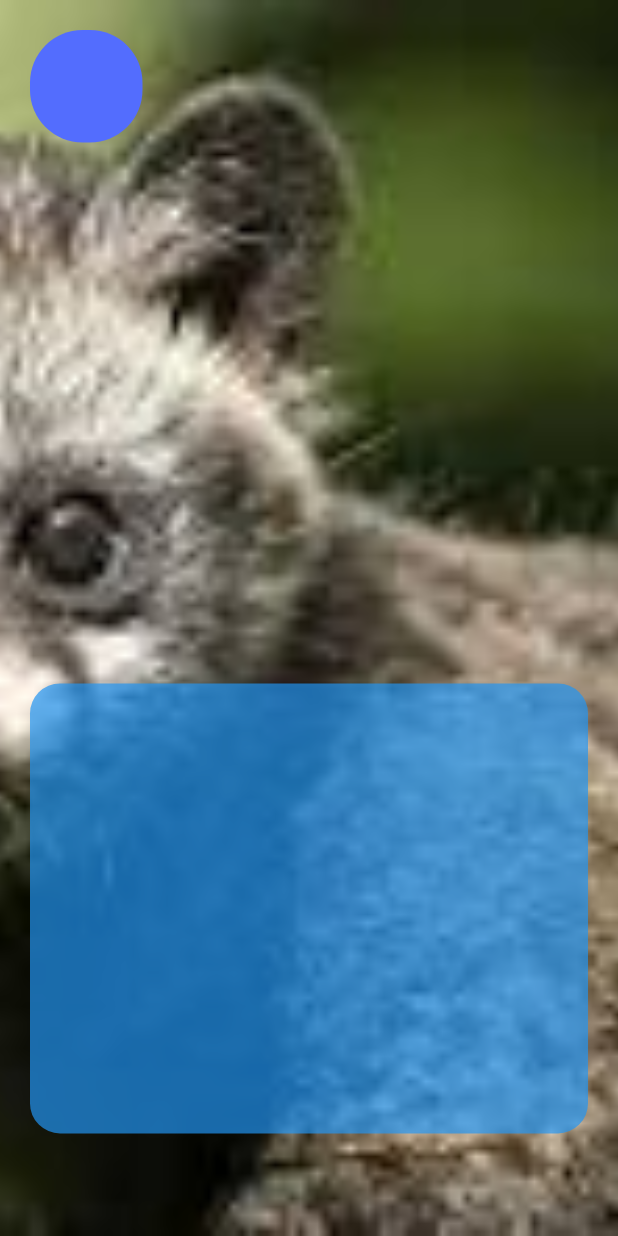
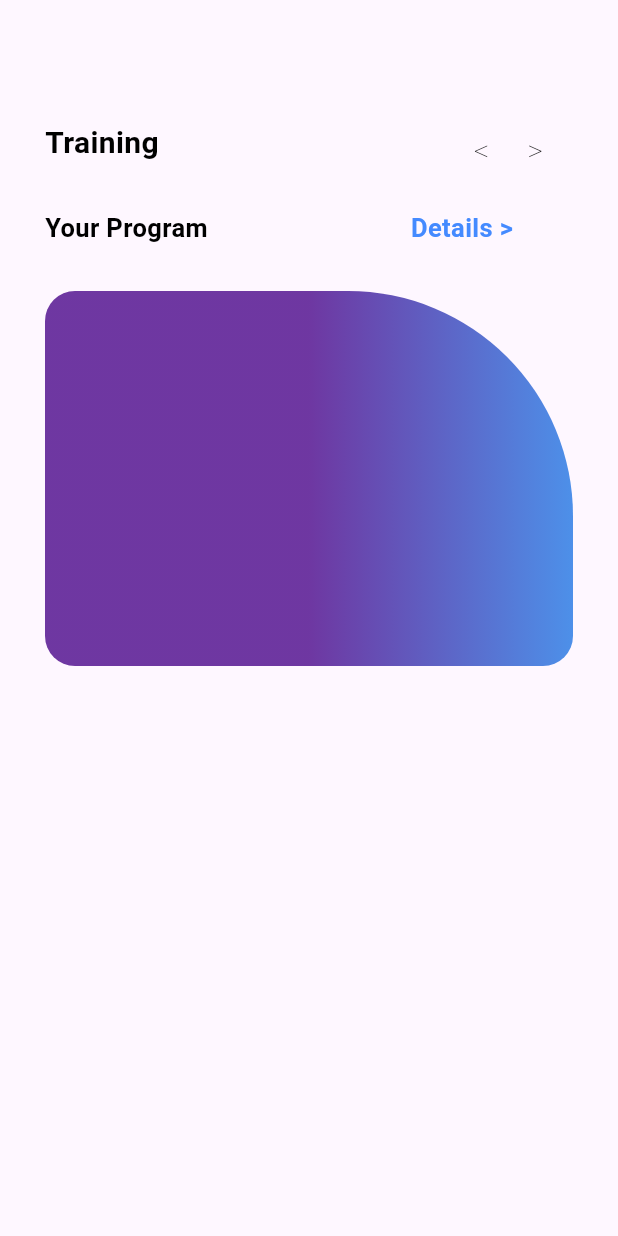
Before and after one commit to Code-mora/layout-flutter, a Flutter app: the screen it shows after launch, on a phone screen of 412 x 824 dp. Run offline on Flutter 3.47's test engine with Material 3 defaults, Android fonts, the phone set to English and light mode, and no system bars.

Commit message:
ini quiz layout

```diff
--- a/lib/main.dart
+++ b/lib/main.dart
@@ -1,5 +1,9 @@
 import 'package:flutter/material.dart';
-import 'package:project_abalabal/latihan/buatLayout2.dart';
+import 'package:project_abalabal/latihan/pages1.dart';
+import 'package:project_abalabal/latihan/pages2.dart';
+import 'package:project_abalabal/quiz/quiz1.dart';
+
+
 
 
 
@@ -15,6 +19,13 @@
 
   @override
   Widget build(BuildContext context) {
-    return MaterialApp(home: LatihanLayout2());
+    return MaterialApp(
+      // routes: {
+      //   "/" :(context)=>Page1(),
+      //   "/halaman2":(context)=>Page2()
+      // },
+      // initialRoute: "/",
+      home: Quiz1()
+    );
   }
 }
--- /dev/null
+++ b/lib/quiz/quiz1.dart
@@ -0,0 +1,81 @@
+import 'package:flutter/material.dart';
+
+class Quiz1 extends StatelessWidget {
+  const Quiz1({super.key});
+
+  @override
+  Widget build(BuildContext context) {
+    return Scaffold(
+      appBar: AppBar(
+      ),
+      body: Column(
+        crossAxisAlignment: CrossAxisAlignment.start,
+        children: [
+          Row(
+            mainAxisAlignment: MainAxisAlignment.spaceBetween,
+            children: [
+              Padding(
+                padding: const EdgeInsets.only(left: 30, top: 20),
+                child: Text("Training", style: TextStyle(
+                    color: Colors.black,
+                    fontSize: 20,
+                    fontWeight: FontWeight.bold
+                  ),
+                ),
+              ),
+              Padding(
+                padding: const EdgeInsets.only(top: 30, right: 50),
+                child: Text("<     >", style: TextStyle(
+                    color: Colors.black,
+                    fontSize: 20,
+                    fontWeight: FontWeight.w200
+                  ),
+                ),
+              ),
+            ],
+          ),
+
+          Row(
+            mainAxisAlignment: MainAxisAlignment.spaceBetween,
+            children: [
+              Padding(
+                padding: const EdgeInsets.only(left: 30, top: 25),
+                child: Text("Your Program", style: TextStyle(
+                    color: Colors.black,
+                    fontSize: 17,
+                    fontWeight: FontWeight.bold
+                  ),
+                ),
+              ),
+              Padding(
+                padding: const EdgeInsets.only(right: 70, top: 25),
+                child: Text("Details >", style: TextStyle(
+                    color: Colors.blueAccent,
+                    fontSize: 17,
+                    fontWeight: FontWeight.bold
+                  ),
+                ),
+              ),
+            ],
+          ),
+
+          Padding(
+            padding: const EdgeInsets.all(30.0),
+            child: Container(
+              height: 250,
+              width: 600,
+              decoration: BoxDecoration(
+                gradient: LinearGradient(
+                  colors: [Color.fromARGB(251, 108, 52, 160), Color.fromARGB(255, 77, 144, 233)],
+                  begin: AlignmentGeometry.center,
+                  end: AlignmentGeometry.centerRight
+                ),
+                borderRadius: BorderRadius.only(topLeft: Radius.circular(20), bottomLeft: Radius.circular(20), topRight: Radius.circular(150), bottomRight: Radius.circular(20))
+              ),
+            ),
+          ),
+        ],
+      ),
+    );
+  }
+}
```
Also changed, not shown: lib/latihan/pages1.dart (added, +34 -0 lines), lib/latihan/pages2.dart (added, +25 -0 lines).
